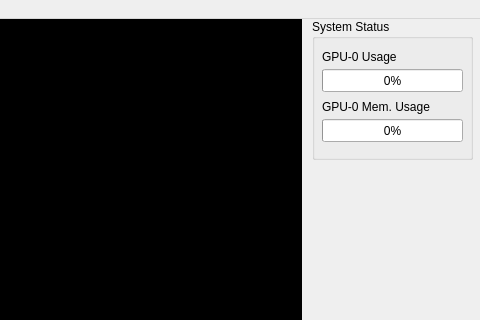
Above: gui.ui from elecun/flame-avsim-cam before the change; both pictures show x 988 to 1468 and y 0 to 320 of the 1468 by 807 pixel window. Below: the same form after it.
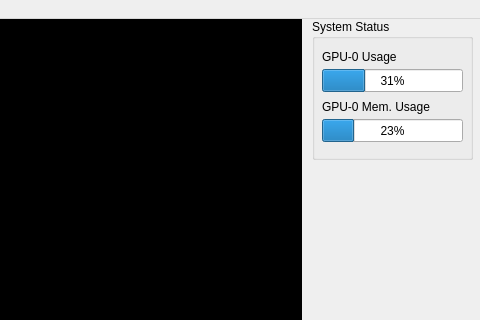
That is the form after the change. Icons and pictures are not drawn.

Patch:
```diff
--- a/gui.ui
+++ b/gui.ui
@@ -115,7 +115,7 @@
       </rect>
      </property>
      <property name="value">
-      <number>0</number>
+      <number>31</number>
      </property>
     </widget>
     <widget class="QLabel" name="label">
@@ -154,7 +154,7 @@
       </rect>
      </property>
      <property name="value">
-      <number>0</number>
+      <number>23</number>
      </property>
     </widget>
    </widget>
```
